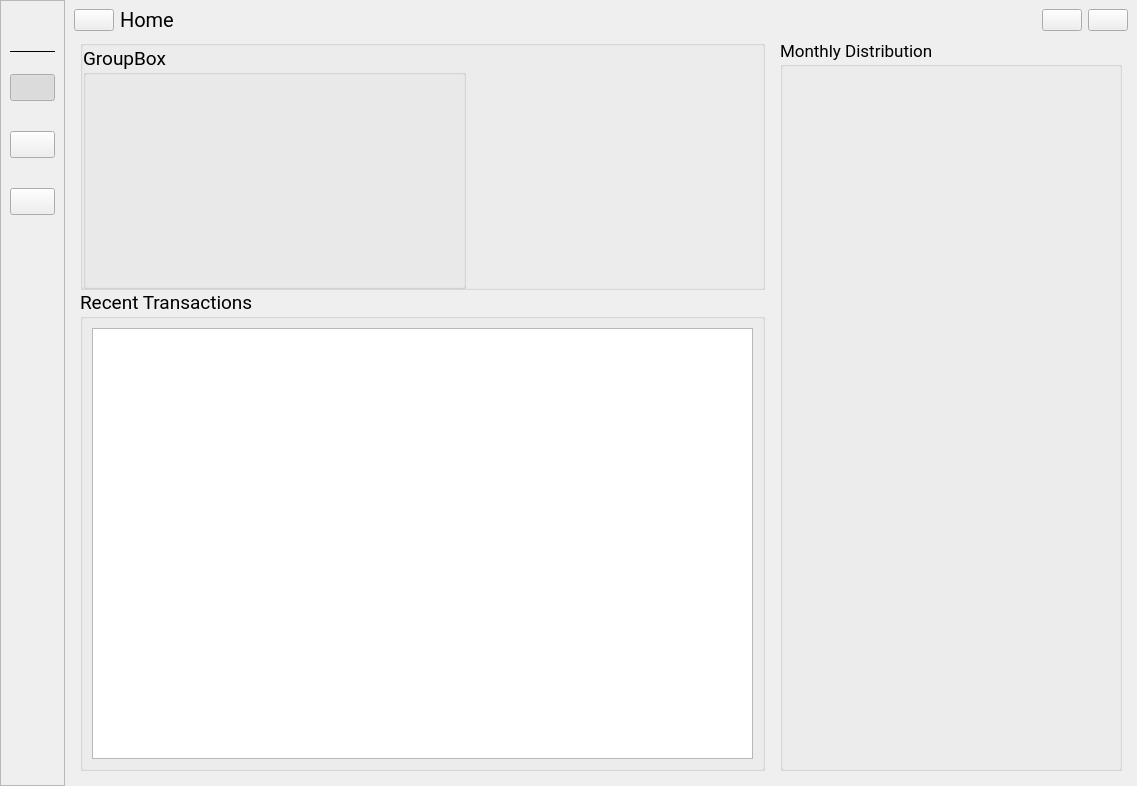
Before: the Qt Designer form skeletons/MainWindow.ui in opierre/Budgetter, drawn with Qt 5.
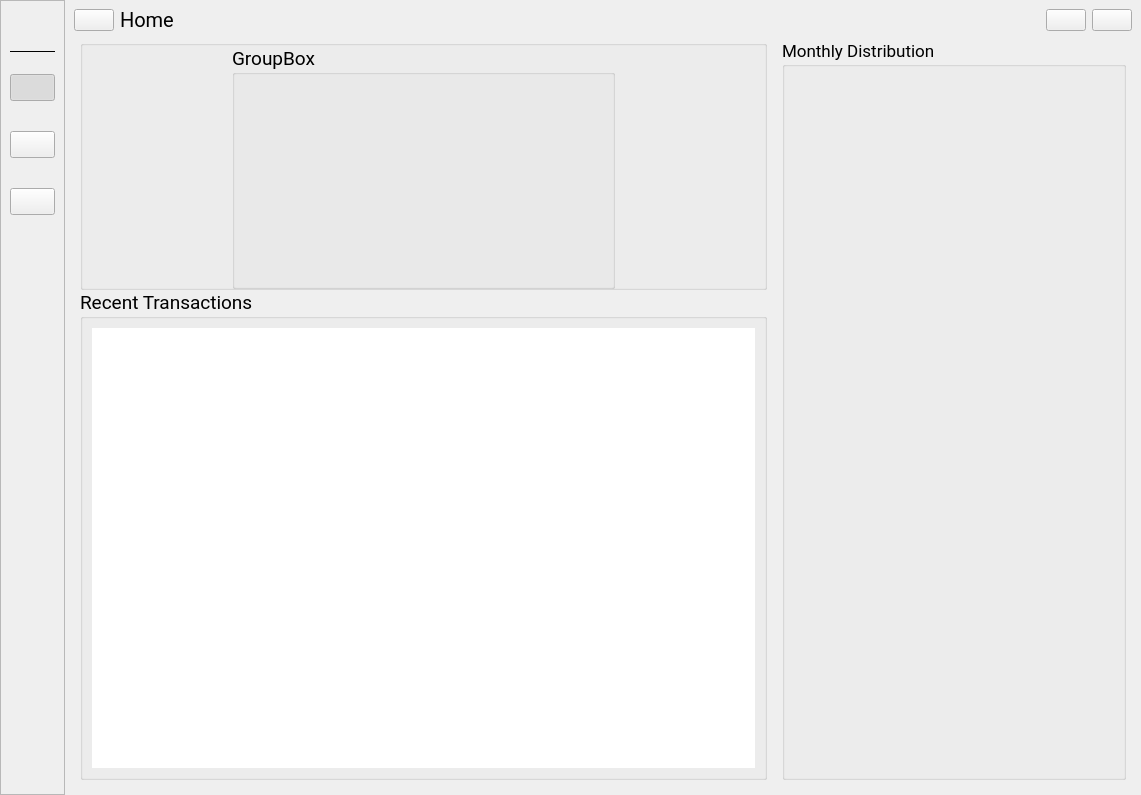
After: the same form once the commit is applied. Icons and pictures are not drawn. Custom widgets are drawn as their Qt base class.

What changed in the file:
```diff
--- a/skeletons/MainWindow.ui
+++ b/skeletons/MainWindow.ui
@@ -6,8 +6,8 @@
    <rect>
     <x>0</x>
     <y>0</y>
-    <width>1137</width>
-    <height>786</height>
+    <width>1141</width>
+    <height>795</height>
    </rect>
   </property>
   <property name="windowTitle">
@@ -440,6 +440,9 @@
               <verstretch>0</verstretch>
              </sizepolicy>
             </property>
+            <property name="frameShape">
+             <enum>QFrame::NoFrame</enum>
+            </property>
            </widget>
           </item>
          </layout>
@@ -516,21 +519,9 @@
             <property name="title">
              <string>GroupBox</string>
             </property>
+            <layout class="QGridLayout" name="gridLayout_4"/>
            </widget>
           </item>
-          <item>
-           <spacer name="horizontalSpacer_2">
-            <property name="orientation">
-             <enum>Qt::Horizontal</enum>
-            </property>
-            <property name="sizeHint" stdset="0">
-             <size>
-              <width>40</width>
-              <height>20</height>
-             </size>
-            </property>
-           </spacer>
-          </item>
          </layout>
         </widget>
        </item>
```
Left out of the diff: 53 changed lines with no effect on the pictures.
